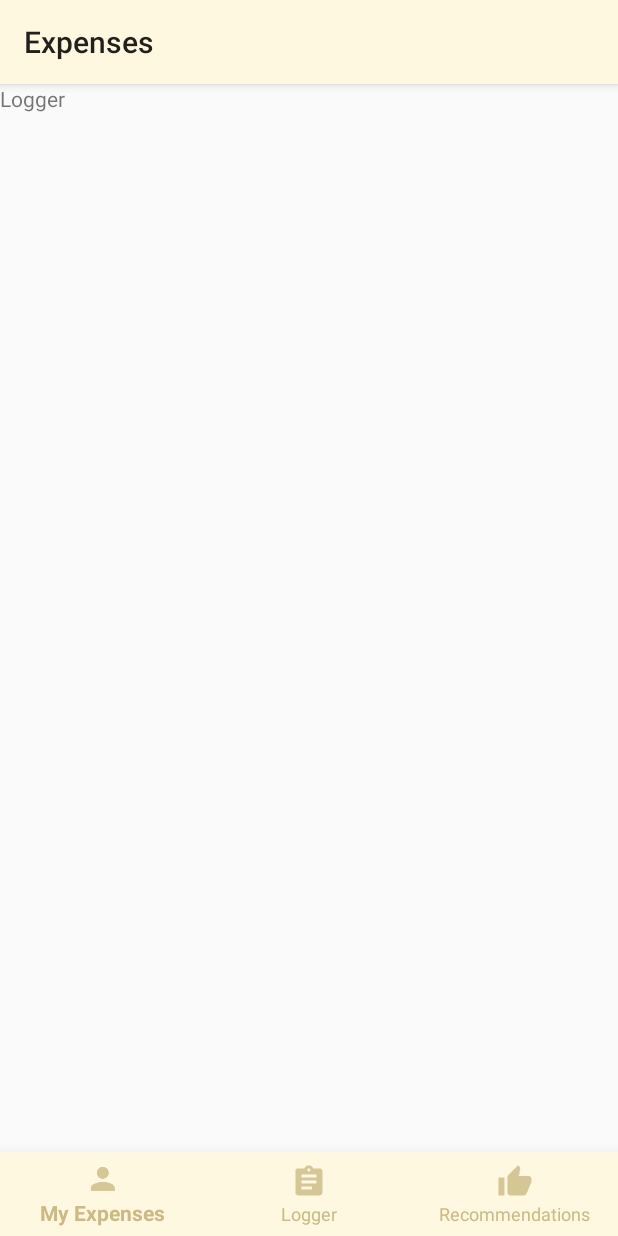
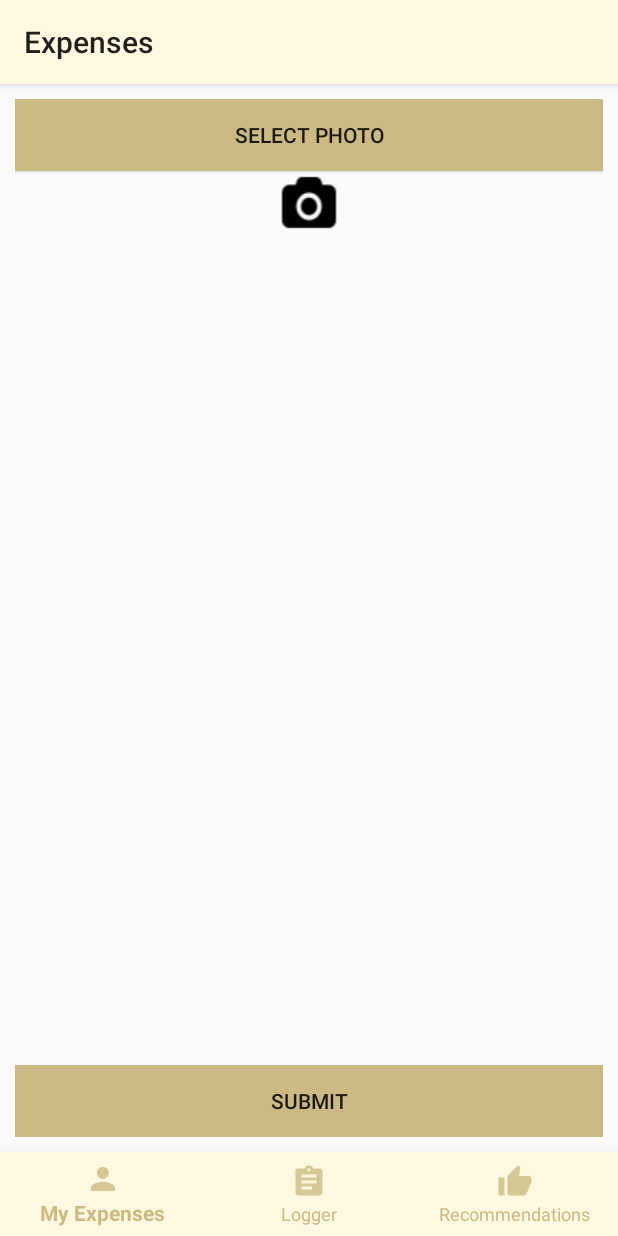
Before and after one commit to cwkd/50.001-1D, an Android app: the fragment Logger placed in its activity, on a phone screen of 412 x 824 dp. Run offline under Robolectric (Android 15) with nearby library versions, the phone set to English and light mode, and no system bars.

Commit message:
added screen for ocr

```diff
--- a/app/build.gradle
+++ b/app/build.gradle
@@ -25,6 +25,7 @@ dependencies {
     implementation 'com.android.support.constraint:constraint-layout:1.0.2'
     implementation 'com.github.PhilJay:MPAndroidChart:v3.0.3'
     implementation 'com.android.support:recyclerview-v7:26.1.0'
+    implementation 'com.rmtheis:tess-two:5.4.1'
     testImplementation 'junit:junit:4.12'
     androidTestImplementation 'com.android.support.test:runner:1.0.1'
     androidTestImplementation 'com.android.support.test.espresso:espresso-core:3.0.1'
--- a/app/src/main/AndroidManifest.xml
+++ b/app/src/main/AndroidManifest.xml
@@ -6,6 +6,8 @@
     <uses-permission android:name="android.permission.GET_ACCOUNTS" />
     <uses-permission android:name="android.permission.READ_PROFILE" />
     <uses-permission android:name="android.permission.READ_CONTACTS" />
+    <uses-permission android:name="android.permission.READ_EXTERNAL_STORAGE" />
+    <uses-permission android:name="android.permission.WRITE_EXTERNAL_STORAGE"/>
 
     <application
         android:allowBackup="true"
@@ -15,7 +17,7 @@
         android:supportsRtl="true"
         android:theme="@style/AppTheme">
         <activity
-            android:name=".StartingActivity"
+            android:name=".MainActivity"
             android:label="@string/app_name">
             <intent-filter>
                 <action android:name="android.intent.action.MAIN" />
@@ -29,7 +31,7 @@
         <activity
             android:name=".SignUpActivity"
             android:label="@string/title_activity_login" />
-        <activity android:name=".MainActivity" />
+        <activity android:name=".StartingActivity" />
         <activity android:name=".ProfileActivity" />
         <activity android:name=".ClassificationForReceiptActivity"></activity>
     </application>
--- a/app/src/main/java/com/example/frost/expenses/MainActivity.java
+++ b/app/src/main/java/com/example/frost/expenses/MainActivity.java
@@ -33,7 +33,9 @@ public class MainActivity extends AppCompatActivity
                                 transaction.replace(R.id.content_frame, Expenses.newInstance());
                                 break;
                             case R.id.navigation_log:
-                                transaction.replace(R.id.content_frame, Logger.newInstance());
+                                selectedFragment=new Logger();
+
+                                transaction.replace(R.id.content_frame, Logger.newInstance("mParams1","mParams2"));
                                 break;
                             case R.id.navigation_recommend:
                                 transaction.replace(R.id.content_frame, Recommender.newInstance());
--- a/app/src/main/res/layout/fragment_logger.xml
+++ b/app/src/main/res/layout/fragment_logger.xml
@@ -1,13 +1,70 @@
-<FrameLayout xmlns:android="http://schemas.android.com/apk/res/android"
+<android.support.constraint.ConstraintLayout xmlns:android="http://schemas.android.com/apk/res/android"
     xmlns:tools="http://schemas.android.com/tools"
+    xmlns:app="http://schemas.android.com/apk/res-auto"
+    android:id="@+id/LinearLayout1"
     android:layout_width="match_parent"
     android:layout_height="match_parent"
+    android:orientation="vertical"
+    android:padding="10dp"
     tools:context="com.example.frost.expenses.Logger">
 
-    <!-- TODO: Update blank fragment layout -->
-    <TextView
+    <!--<ScrollView-->
+        <!--android:layout_width="match_parent"-->
+        <!--android:layout_height="wrap_content"-->
+        <!--android:orientation="vertical"-->
+        <!--&gt;-->
+        <!--<android.support.constraint.ConstraintLayout-->
+            <!--android:layout_width="match_parent"-->
+            <!--android:layout_height="wrap_content"-->
+            <!--android:gravity="center"-->
+            <!--android:padding="5dp" >-->
+
+            <Button
+                android:id="@+id/btnSelectPhoto"
+                android:layout_width="match_parent"
+                android:layout_height="wrap_content"
+                android:text="Select Photo"
+                android:onClick="selectPhoto"
+                android:background="@color/secondaryDarkColor"
+                app:layout_constraintTop_toTopOf="parent"/>
+
+            <!--<LinearLayout-->
+                <!--android:layout_width="match_parent"-->
+                <!--android:layout_height="wrap_content"-->
+                <!--android:gravity="center"-->
+                <!--android:orientation="vertical"-->
+                <!--android:padding="10dp" >-->
+
+    <ImageView
+        android:id="@+id/ivImage"
         android:layout_width="match_parent"
-        android:layout_height="match_parent"
-        android:text="Logger" />
+        android:layout_height="wrap_content"
+        android:layout_centerVertical="true"
+        android:src="@drawable/ic_launcher"
+        app:layout_constraintLeft_toLeftOf="parent"
+        app:layout_constraintTop_toBottomOf="@+id/btnSelectPhoto"
+        />
+            <!--<ImageView-->
+                <!--android:id="@+id/ivImage"-->
+                <!--android:layout_width="wrap_content"-->
+                <!--android:layout_height="wrap_content"-->
+                <!--android:src="@drawable/ic_launcher"-->
+                <!--app:layout_constraintTop_toBottomOf="+id/btnSelectPhoto"/>-->
+            <!--</LinearLayout>-->
 
-</FrameLayout>
+            <Button
+                android:id="@+id/btnGetData"
+                android:layout_width="match_parent"
+                android:layout_height="wrap_content"
+                android:text="Submit"
+                android:onClick="submitReceipt"
+                android:background="@color/secondaryDarkColor"
+                app:layout_constraintBottom_toBottomOf="parent"/>
+        <!--</android.support.constraint.ConstraintLayout>-->
+
+    <!--</ScrollView>-->
+
+
+
+
+</android.support.constraint.ConstraintLayout>
```
Also changed, not shown: app/src/main/java/com/example/frost/expenses/ExtractingEssentialData.java (added, +100 -0 lines), app/src/main/java/com/example/frost/expenses/Logger.java (+186 -7 lines), app/src/main/java/com/example/frost/expenses/OCR.java (added, +111 -0 lines), app/src/main/java/com/example/frost/expenses/Utility.java (added, +56 -0 lines), app/src/main/res/drawable/ic_launcher.png (added), 1 other file.
